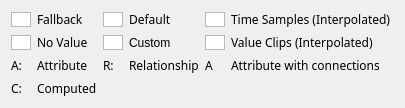
Qt form pxr/usdImaging/lib/usdviewq/propertyLegendUI.ui (PixarAnimationStudios/OpenUSD) before a commit.
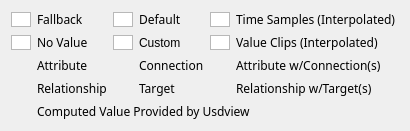
The same form after that commit.

Commit message: [Usdview] Add target+connection support.

What changed in the file:
```diff
--- a/pxr/usdImaging/lib/usdviewq/propertyLegendUI.ui
+++ b/pxr/usdImaging/lib/usdviewq/propertyLegendUI.ui
@@ -35,7 +35,7 @@
    </property>
    <property name="maximumSize">
     <size>
-     <width>500</width>
+     <width>650</width>
      <height>0</height>
     </size>
    </property>
@@ -188,19 +188,7 @@
      </widget>
     </item>
     <item row="2" column="0">
-     <widget class="QLabel" name="propertyLegendAttrId">
-      <property name="font">
-       <font>
-        <family>Gotham Rounded</family>
-        <pointsize>9</pointsize>
-        <weight>50</weight>
-        <italic>false</italic>
-        <bold>false</bold>
-       </font>
-      </property>
-      <property name="text">
-       <string>A:</string>
-      </property>
+     <widget class="QLabel" name="propertyLegendAttrPlainIcon">
      </widget>
     </item>
     <item row="2" column="1">
@@ -220,23 +208,11 @@
      </widget>
     </item>
     <item row="2" column="2">
-     <widget class="QLabel" name="propertyLegendRelId">
-      <property name="font">
-       <font>
-        <family>Gotham Rounded</family>
-        <pointsize>9</pointsize>
-        <weight>50</weight>
-        <italic>false</italic>
-        <bold>false</bold>
-       </font>
-      </property>
-      <property name="text">
-       <string>R:</string>
-      </property>
+     <widget class="QLabel" name="propertyLegendConnIcon">
      </widget>
     </item>
     <item row="2" column="3">
-     <widget class="QLabel" name="propertyLegendRelDesc">
+     <widget class="QLabel" name="propertyLegendConnDesc">
       <property name="font">
        <font>
         <family>Gotham Rounded</family>
@@ -247,28 +223,16 @@
        </font>
       </property>
       <property name="text">
-       <string>Relationship</string>
+      <string>Connection</string>
       </property>
      </widget>
     </item>
     <item row="2" column="4">
-     <widget class="QLabel" name="propertyLegendConnId">
-      <property name="font">
-       <font>
-        <family>Gotham Rounded</family>
-        <pointsize>9</pointsize>
-        <weight>50</weight>
-        <italic>false</italic>
-        <bold>false</bold>
-       </font>
-      </property>
-      <property name="text">
-       <string>A</string>
-      </property>
+     <widget class="QLabel" name="propertyLegendAttrWithConnIcon">
      </widget>
     </item>
     <item row="2" column="5">
-     <widget class="QLabel" name="propertyLegendConnDesc">
+     <widget class="QLabel" name="propertyLegendAttrWithConnDesc">
       <property name="font">
        <font>
         <family>Gotham Rounded</family>
@@ -279,27 +243,76 @@
        </font>
       </property>
       <property name="text">
-       <string>Attribute with connections</string>
+       <string>Attribute w/Connection(s)</string>
       </property>
-     </widget>
+    </widget>
     </item>
     <item row="3" column="0">
-     <widget class="QLabel" name="propertyLegendCompId">
-      <property name="font">
-       <font>
-        <family>Gotham Rounded</family>
-        <pointsize>9</pointsize>
-        <weight>50</weight>
-        <italic>false</italic>
-        <bold>false</bold>
-       </font>
-      </property>
-      <property name="text">
-       <string>C:</string>
-      </property>
+     <widget class="QLabel" name="propertyLegendRelPlainIcon">
      </widget>
     </item>
     <item row="3" column="1">
+     <widget class="QLabel" name="propertyLegendRelPlainDesc">
+      <property name="font">
+       <font>
+        <family>Gotham Rounded</family>
+        <pointsize>9</pointsize>
+        <weight>50</weight>
+        <italic>false</italic>
+        <bold>false</bold>
+       </font>
+      </property>
+      <property name="text">
+          <string>Relationship</string>
+      </property>
+    </widget>
+    </item>
+    <item row="3" column="2">
+     <widget class="QLabel" name="propertyLegendTargetIcon">
+     </widget>
+    </item>
+    <item row="3" column="3">
+     <widget class="QLabel" name="propertyLegendTargetDesc">
+      <property name="font">
+       <font>
+        <family>Gotham Rounded</family>
+        <pointsize>9</pointsize>
+        <weight>50</weight>
+        <italic>false</italic>
+        <bold>false</bold>
+       </font>
+      </property>
+      <property name="text">
+          <string>Target</string>
+      </property>
+    </widget>
+    </item>
+    <item row="3" column="4">
+     <widget class="QLabel" name="propertyLegendRelWithTargetIcon">
+     </widget>
+    </item>
+    <item row="3" column="5">
+     <widget class="QLabel" name="propertyLegendRelWithTargetDesc">
+      <property name="font">
+       <font>
+        <family>Gotham Rounded</family>
+        <pointsize>9</pointsize>
+        <weight>50</weight>
+        <italic>false</italic>
+        <bold>false</bold>
+       </font>
+      </property>
+      <property name="text">
+      <string>Relationship w/Target(s)</string>
+      </property>
+     </widget>
+    </item>
+
+    <item row="4" column="0">
+     <widget class="QLabel" name="propertyLegendCompIcon">
+     </widget>
+    </item>
+    <item row="4" column="1" colspan="5">
      <widget class="QLabel" name="propertyLegendCompDesc">
       <property name="font">
        <font>
@@ -311,10 +324,11 @@
        </font>
       </property>
       <property name="text">
-       <string>Computed</string>
+       <string>Computed Value Provided by Usdview</string>
       </property>
     </widget>
     </item>
+
    </layout>
   </widget>
 </ui>
```
Left out of the diff: 2 changed lines with no effect on the pictures. The commit also changes 14 other files.
